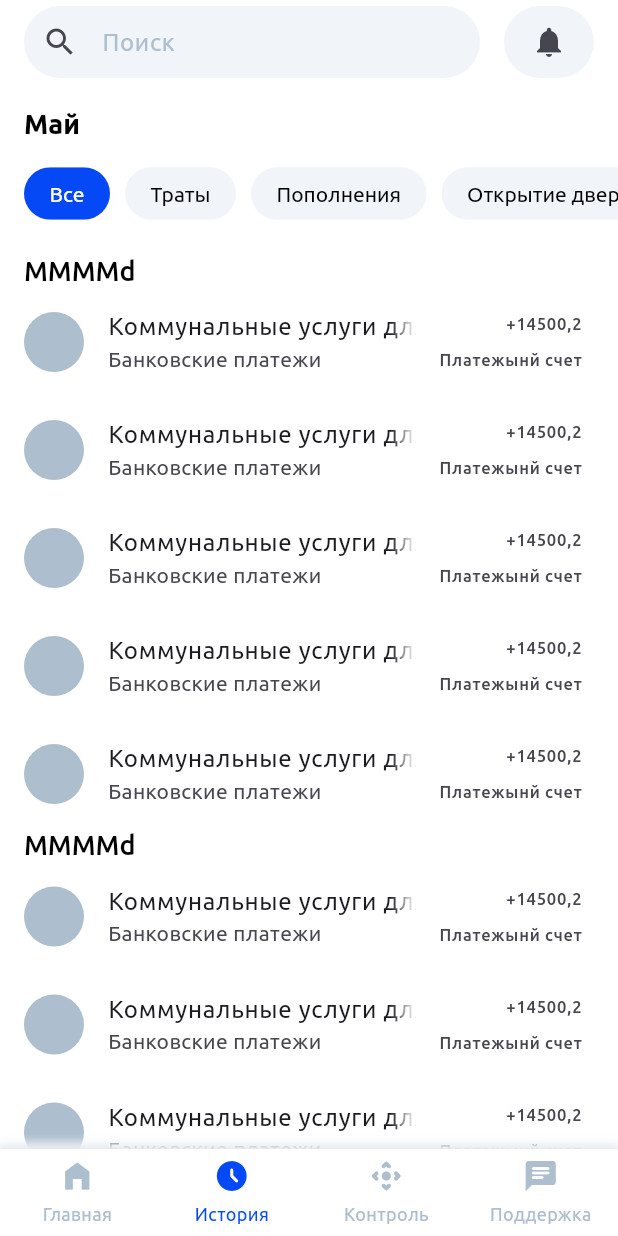
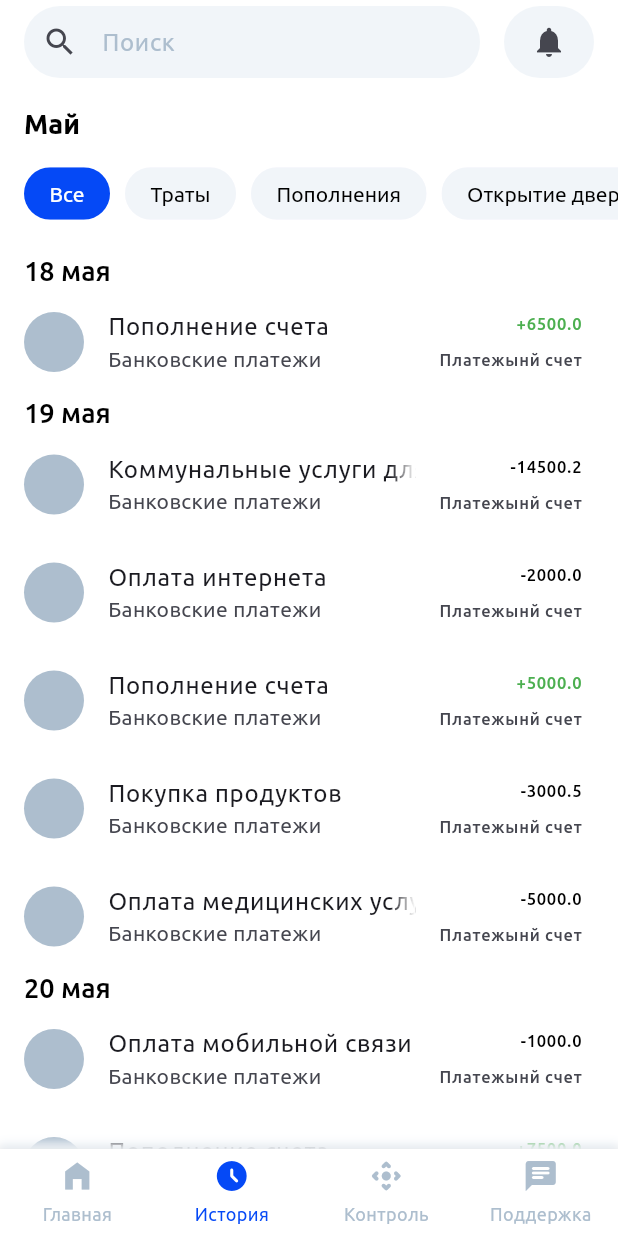
Before and after one commit to ComputerHakka/PaymentsCopy, a Flutter app: the HistoryScreen screen opened by its route, on a phone screen of 412 x 824 dp. Run offline on Flutter 3.47's test engine with Material 3 defaults, Android fonts, the phone set to English and light mode, and no system bars; our stand-ins replace bloc, dio, equatable, fl_chart, flutter_bloc, get_it and 4 more; accounts and stored records are empty; generated files the repository leaves out were written again; project files that could hold a hidden picture were left out.

Commit message:
some minimal ui changing

```diff
--- /dev/null
+++ b/lib/features/history/presentation/bloc/filter/filter_transactions_bloc.dart
@@ -0,0 +1,13 @@
+import 'package:bloc/bloc.dart';
+import 'package:equatable/equatable.dart';
+
+part 'filter_transactions_event.dart';
+part 'filter_transactions_state.dart';
+
+class FilterTransactionsBloc extends Bloc<FilterTransactionsEvent, FilterTransactionsState> {
+  FilterTransactionsBloc() : super(FilterTransactionsInitial()) {
+    on<FilterTransactionsEvent>((event, emit) {
+      // TODO: implement event handler
+    });
+  }
+}
--- /dev/null
+++ b/lib/features/history/presentation/bloc/filter/filter_transactions_event.dart
@@ -0,0 +1,10 @@
+part of 'filter_transactions_bloc.dart';
+
+sealed class FilterTransactionsEvent extends Equatable {
+  const FilterTransactionsEvent();
+
+  @override
+  List<Object> get props => [];
+}
+
+class ChangeFilterEvent extends FilterTransactionsEvent {}
--- /dev/null
+++ b/lib/features/history/presentation/bloc/filter/filter_transactions_state.dart
@@ -0,0 +1,10 @@
+part of 'filter_transactions_bloc.dart';
+
+sealed class FilterTransactionsState extends Equatable {
+  const FilterTransactionsState();
+
+  @override
+  List<Object> get props => [];
+}
+
+final class FilterTransactionsInitial extends FilterTransactionsState {}
--- a/lib/features/history/presentation/screens/history_screen.dart
+++ b/lib/features/history/presentation/screens/history_screen.dart
@@ -1,4 +1,5 @@
 import 'package:flutter/material.dart';
+import 'package:intl/date_symbol_data_local.dart';
 import 'package:intl/intl.dart';
 import 'package:intl/intl_standalone.dart';
 import 'package:personal_payment_app/config/theme/app_themes.dart';
@@ -128,6 +129,7 @@ class TransationsListWidget extends StatelessWidget {
         .toSet();
     List<DateTime> uniqueDaysList = uniqueDays.toList()
       ..sort((a, b) => a.compareTo(b));
+
     return ListView.builder(
       padding: const EdgeInsets.symmetric(vertical: 15),
       itemCount: uniqueDaysList.length,
@@ -145,13 +147,18 @@ class DayTransationsWidget extends StatelessWidget {
 
   @override
   Widget build(BuildContext context) {
+    initializeDateFormatting(); //TODO Тоже хуйня переделываем
+    var transactionsByPeriod = TransactionEntity.arrayOfTransactions
+        .where((element) =>
+            element.date.day == date.day && date.month == element.date.month)
+        .toList();
     return Column(
       crossAxisAlignment: CrossAxisAlignment.start,
       children: [
         Padding(
           padding: const EdgeInsets.symmetric(horizontal: 16),
           child: Text(
-            DateFormat.MONTH_DAY,
+            DateFormat.MMMMd('ru').format(date),
             style: Theme.of(context)
                 .textTheme
                 .headlineMedium!
@@ -161,9 +168,11 @@ class DayTransationsWidget extends StatelessWidget {
         ListView.builder(
           shrinkWrap: true,
           physics: const NeverScrollableScrollPhysics(),
-          itemCount: 5,
+          itemCount: transactionsByPeriod.length,
           itemBuilder: (BuildContext context, int index) {
-            return const TransationWidget();
+            return TransationWidget(
+              transaction: transactionsByPeriod[index],
+            );
           },
         ),
       ],
@@ -172,27 +181,37 @@ class DayTransationsWidget extends StatelessWidget {
 }
 
 class TransationWidget extends StatelessWidget {
-  const TransationWidget({super.key});
+  const TransationWidget({super.key, required this.transaction});
+
+  final TransactionEntity transaction;
 
   @override
   Widget build(BuildContext context) {
-    return const ListTile(
-      leading: CircleAvatar(
+    final Color textColor =
+        transaction.type == TransactionType.refil ? Colors.green : Colors.black;
+    final String prefix = transaction.type == TransactionType.refil
+        ? '+'
+        : '-'; //TODO Тоже хуйня переделываем
+    return ListTile(
+      leading: const CircleAvatar(
         backgroundColor: unselectedItemColor,
       ),
       title: Text(
-        'Коммунальные услуги для вашего дома',
+        transaction.name,
         overflow: TextOverflow.fade,
         softWrap: false,
         maxLines: 1,
       ),
-      subtitle: Text('Банковские платежи'),
+      subtitle: const Text('Банковские платежи'),
       trailing: Column(
         mainAxisAlignment: MainAxisAlignment.spaceEvenly,
         crossAxisAlignment: CrossAxisAlignment.end,
         children: [
-          Text('+14500,2'),
-          Text('Платежынй счет'),
+          Text(
+            '$prefix${transaction.sum.toString()}',
+            style: TextStyle(color: textColor),
+          ),
+          const Text('Платежынй счет'),
         ],
       ),
     );
--- a/lib/features/transactions/domain/entities/transaction.dart
+++ b/lib/features/transactions/domain/entities/transaction.dart
@@ -1,6 +1,6 @@
 import 'package:equatable/equatable.dart';
 
-enum TransactionType { refil, debit }
+enum TransactionType { refil, debit, iot }
 
 class TransactionEntity extends Equatable {
   final int? id;
@@ -32,31 +32,31 @@ class TransactionEntity extends Equatable {
     ),
     TransactionEntity(
       name: 'Оплата интернета',
-      date: DateTime.utc(2024, 5, 20, 10, 0),
+      date: DateTime.utc(2024, 5, 19, 10, 0),
       sum: 2000.0,
       type: TransactionType.debit,
     ),
     TransactionEntity(
       name: 'Пополнение счета',
-      date: DateTime.utc(2024, 5, 21, 14, 30),
+      date: DateTime.utc(2024, 5, 19, 14, 30),
       sum: 5000.0,
       type: TransactionType.refil,
     ),
     TransactionEntity(
       name: 'Покупка продуктов',
-      date: DateTime.utc(2024, 5, 22, 16, 45),
+      date: DateTime.utc(2024, 5, 19, 16, 45),
       sum: 3000.5,
       type: TransactionType.debit,
     ),
     TransactionEntity(
       name: 'Оплата мобильной связи',
-      date: DateTime.utc(2024, 5, 23, 9, 15),
+      date: DateTime.utc(2024, 5, 20, 9, 15),
       sum: 1000.0,
       type: TransactionType.debit,
     ),
     TransactionEntity(
       name: 'Пополнение счета',
-      date: DateTime.utc(2024, 5, 24, 12, 0),
+      date: DateTime.utc(2024, 5, 20, 12, 0),
       sum: 7500.0,
       type: TransactionType.refil,
     ),
@@ -74,97 +74,97 @@ class TransactionEntity extends Equatable {
     ),
     TransactionEntity(
       name: 'Оплата за проезд',
-      date: DateTime.utc(2024, 5, 27, 8, 0),
+      date: DateTime.utc(2024, 5, 26, 8, 0),
       sum: 500.0,
       type: TransactionType.debit,
     ),
     TransactionEntity(
       name: 'Пополнение счета',
-      date: DateTime.utc(2024, 5, 28, 10, 15),
+      date: DateTime.utc(2024, 5, 26, 10, 15),
       sum: 7000.0,
       type: TransactionType.refil,
     ),
     TransactionEntity(
       name: 'Покупка электроники',
-      date: DateTime.utc(2024, 5, 29, 15, 30),
+      date: DateTime.utc(2024, 5, 26, 15, 30),
       sum: 10000.0,
       type: TransactionType.debit,
     ),
     TransactionEntity(
       name: 'Пополнение счета',
-      date: DateTime.utc(2024, 5, 30, 13, 0),
+      date: DateTime.utc(2024, 5, 26, 13, 0),
       sum: 8000.0,
       type: TransactionType.refil,
     ),
     TransactionEntity(
       name: 'Оплата за аренду жилья',
-      date: DateTime.utc(2024, 6, 1, 9, 0),
+      date: DateTime.utc(2024, 5, 30, 9, 0),
       sum: 25000.0,
       type: TransactionType.debit,
     ),
     TransactionEntity(
       name: 'Пополнение счета',
-      date: DateTime.utc(2024, 6, 2, 12, 30),
+      date: DateTime.utc(2024, 5, 30, 12, 30),
       sum: 5500.0,
       type: TransactionType.refil,
     ),
     TransactionEntity(
       name: 'Оплата учебы',
-      date: DateTime.utc(2024, 6, 3, 14, 45),
+      date: DateTime.utc(2024, 5, 30, 14, 45),
       sum: 12000.0,
       type: TransactionType.debit,
     ),
     TransactionEntity(
       name: 'Пополнение счета',
-      date: DateTime.utc(2024, 6, 4, 10, 15),
+      date: DateTime.utc(2024, 5, 30, 10, 15),
       sum: 9000.0,
       type: TransactionType.refil,
     ),
     TransactionEntity(
       name: 'Покупка подарков',
-      date: DateTime.utc(2024, 6, 5, 16, 0),
+      date: DateTime.utc(2024, 5, 28, 16, 0),
       sum: 3500.0,
       type: TransactionType.debit,
     ),
     TransactionEntity(
       name: 'Пополнение счета',
-      date: DateTime.utc(2024, 6, 6, 11, 30),
+      date: DateTime.utc(2024, 5, 28, 11, 30),
       sum: 7000.0,
       type: TransactionType.refil,
     ),
     TransactionEntity(
       name: 'Оплата коммунальных услуг',
-      date: DateTime.utc(2024, 6, 7, 8, 45),
+      date: DateTime.utc(2024, 5, 28, 8, 45),
       sum: 15000.0,
       type: TransactionType.debit,
     ),
     TransactionEntity(
       name: 'Пополнение счета',
-      date: DateTime.utc(2024, 6, 8, 12, 0),
+      date: DateTime.utc(2024, 5, 28, 12, 0),
       sum: 6000.0,
       type: TransactionType.refil,
     ),
     TransactionEntity(
       name: 'Оплата за спортзал',
-      date: DateTime.utc(2024, 6, 9, 9, 15),
+      date: DateTime.utc(2024, 5, 29, 9, 15),
       sum: 2000.0,
       type: TransactionType.debit,
     ),
     TransactionEntity(
       name: 'Пополнение счета',
-      date: DateTime.utc(2024, 6, 10, 14, 30),
+      date: DateTime.utc(2024, 5, 18, 14, 30),
       sum: 6500.0,
       type: TransactionType.refil,
     ),
     TransactionEntity(
       name: 'Оплата медицинских услуг',
-      date: DateTime.utc(2024, 6, 11, 10, 0),
+      date: DateTime.utc(2024, 5, 19, 10, 0),
       sum: 5000.0,
       type: TransactionType.debit,
     ),
     TransactionEntity(
       name: 'Пополнение счета',
-      date: DateTime.utc(2024, 6, 12, 13, 45),
+      date: DateTime.utc(2024, 5, 21, 13, 45),
       sum: 7500.0,
       type: TransactionType.refil,
     ),
```
